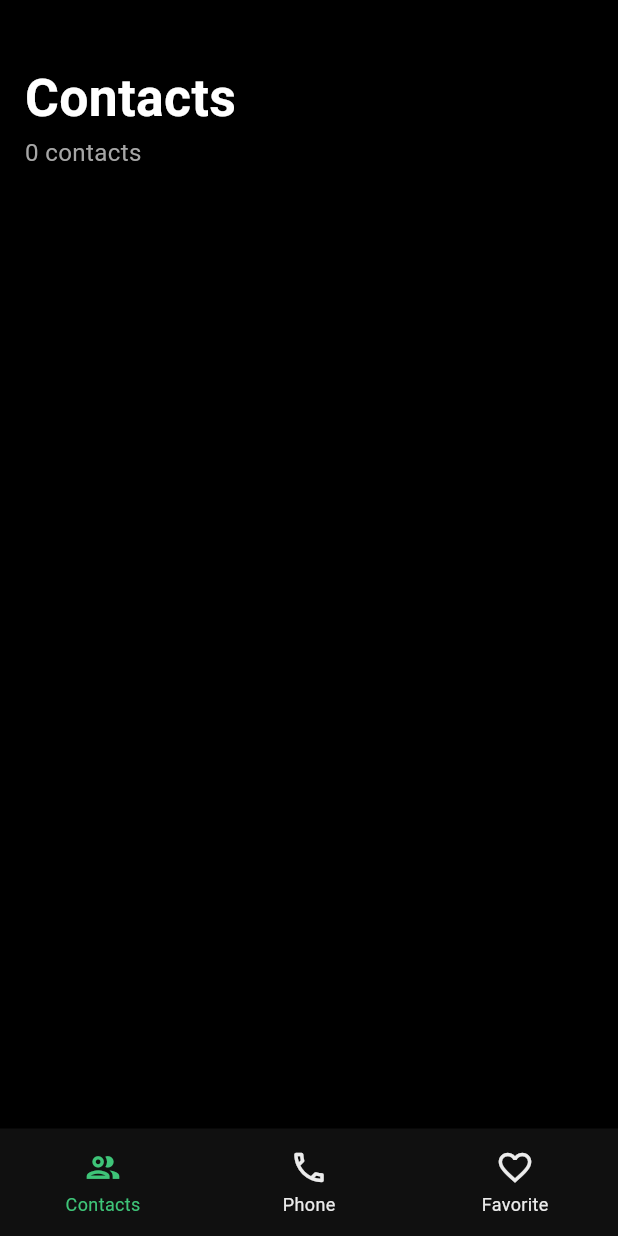
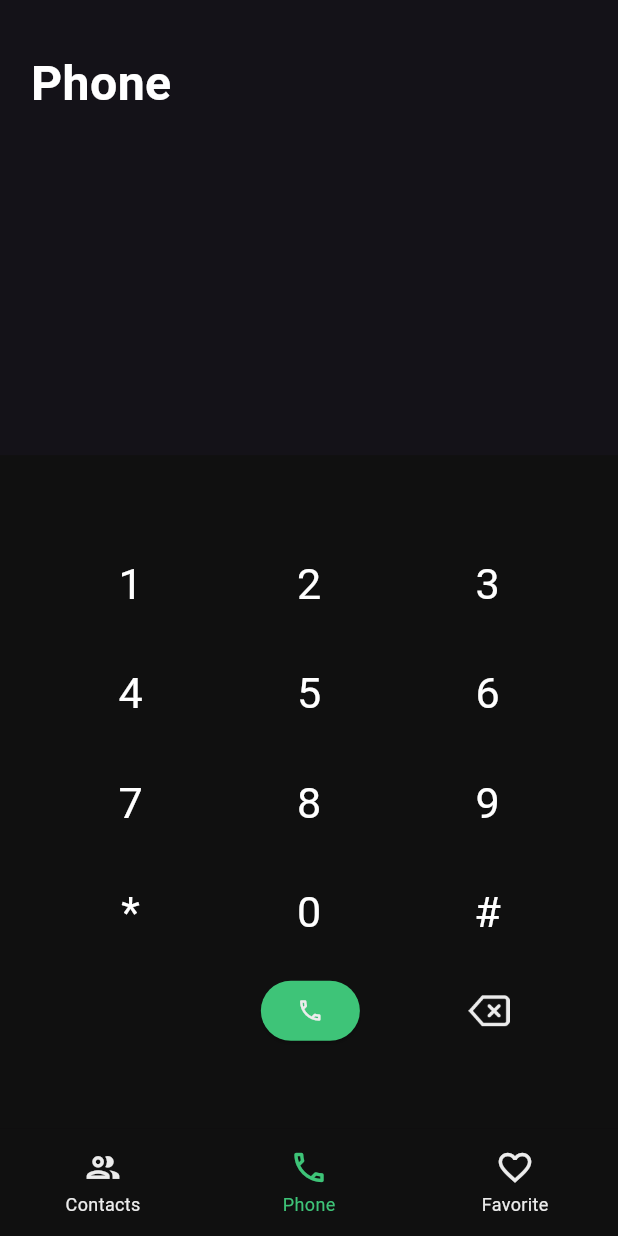
Before and after one commit to AhmedShehatah/phone-x, a Flutter app: the screen it shows after launch, on a phone screen of 412 x 824 dp. Run offline on Flutter 3.47's test engine with Material 2 defaults, Android fonts, the light colour scheme and no system bars; drawn by our look-alikes of persistent_bottom_nav_bar; our stand-ins replace contacts_service, flutter_bloc, flutter_screenutil, get, get_it, get_storage and 3 more.

Commit message:
feat: add phone dial desgin

```diff
--- a/lib/core/constants/app_fonts.dart
+++ b/lib/core/constants/app_fonts.dart
@@ -29,9 +29,9 @@ class AppFontSize {
   static double get fontSize_20 => 20 * _scaleFactor;
 
   static double get fontSize_25 => 25 * _scaleFactor;
-
+  static double get fontSize_28 => 28 * _scaleFactor;
   static double get fontSize_30 => 30 * _scaleFactor;
-
+  static double get fontSize_35 => 35 * _scaleFactor;
   static double get fontSize_40 => 40 * _scaleFactor;
 }
 
--- a/lib/core/constants/app_style.dart
+++ b/lib/core/constants/app_style.dart
@@ -27,7 +27,8 @@ class AppStyle {
       border: Border.all(
           color: DIManager.findDep<AppColorsController>().borderTextFieldColor,
           width: 1.w));
-
+  static BoxDecoration circularShape =
+      const BoxDecoration(shape: BoxShape.circle);
   static BoxDecoration greyShadesDecoration = BoxDecoration(
       borderRadius: const BorderRadius.all(Radius.circular(4)),
       border: Border.all(
--- a/lib/core/constants/dimens.dart
+++ b/lib/core/constants/dimens.dart
@@ -15,7 +15,8 @@ class Dimens {
 
   static double defaultBorderWidth = ScreenHelper.fromWidth55(0.35);
   static double bottomNavBarHeight = 60.h;
-
+  static double iconWidth = 24.w;
+  static double iconHeight = 24.h;
   static double cardBorderRadius = 10.w;
   static double bottomSheetBorderRadius = 15.w;
   static double strokeThikness = 3.w;
--- /dev/null
+++ b/lib/ui/dial/page/dial_page.dart
@@ -0,0 +1,14 @@
+import 'package:flutter/material.dart';
+import 'package:phone_x/ui/dial/widgets/dial_pad.dart';
+
+class DialPage extends StatelessWidget {
+  const DialPage({super.key});
+
+  @override
+  Widget build(BuildContext context) {
+    return const Scaffold(
+      backgroundColor: Colors.black,
+      body: SafeArea(child: DialPadWidget()),
+    );
+  }
+}
--- /dev/null
+++ b/lib/ui/dial/widgets/dial_pad.dart
@@ -0,0 +1,152 @@
+import 'package:flutter/material.dart';
+import 'package:phone_x/core/constants/app_fonts.dart';
+import 'package:phone_x/core/constants/app_style.dart';
+import 'package:phone_x/core/constants/dimens.dart';
+import 'package:phone_x/core/di/di_manager.dart';
+import 'package:phone_x/core/utils/screen_utils/device_utils.dart';
+import 'package:phone_x/core/utils/ui_utils/horizontal_padding.dart';
+import 'package:phone_x/core/utils/ui_utils/vertical_padding.dart';
+
+class DialPadWidget extends StatefulWidget {
+  const DialPadWidget({super.key});
+
+  @override
+  State<DialPadWidget> createState() => _DialPadWidgetState();
+}
+
+class _DialPadWidgetState extends State<DialPadWidget> {
+  var _number = "";
+  @override
+  Widget build(BuildContext context) {
+    return Scaffold(
+      body: Column(
+        crossAxisAlignment: CrossAxisAlignment.start,
+        children: [
+          const VerticalPadding(4),
+          Padding(
+            padding: EdgeInsets.only(
+              left: ScreenHelper.fromWidth(5),
+            ),
+            child: Text(
+              "Phone",
+              style: AppStyle.bigTitleStyle
+                  .copyWith(fontSize: AppFontSize.fontSize_28),
+            ),
+          ),
+          Expanded(
+            flex: 1,
+            child: _buildNumber(),
+          ),
+          Expanded(
+            flex: 2,
+            child: _buildPad(),
+          ),
+        ],
+      ),
+    );
+  }
+
+  Widget _buildNumber() {
+    return Center(
+      child: SingleChildScrollView(
+        scrollDirection: Axis.horizontal,
+        child: Text(
+          _number,
+          style: AppStyle.bigTitleStyle.copyWith(
+            fontSize: AppFontSize.fontSize_35,
+          ),
+        ),
+      ),
+    );
+  }
+
+  Widget _buildPad() {
+    return Container(
+      color: DIManager.findCC().lightBlack,
+      child: Column(
+        crossAxisAlignment: CrossAxisAlignment.end,
+        mainAxisAlignment: MainAxisAlignment.center,
+        children: [
+          _buildNumbersRow("123"),
+          _buildNumbersRow("456"),
+          _buildNumbersRow("789"),
+          _buildNumbersRow("*0#"),
+          _buildDialAndRemoveButtons(),
+        ],
+      ),
+    );
+  }
+
+  Widget _buildNumbersRow(String num) {
+    return Row(
+      mainAxisSize: MainAxisSize.max,
+      mainAxisAlignment: MainAxisAlignment.spaceEvenly,
+      children: [
+        _buildButton(num[0]),
+        _buildButton(num[1]),
+        _buildButton(num[2]),
+      ],
+    );
+  }
+
+  Widget _buildButton(String num) {
+    return TextButton(
+      onPressed: () {
+        setState(() {
+          _number += num;
+        });
+      },
+      child: Padding(
+        padding: const EdgeInsets.all(8.0),
+        child: Text(
+          num,
+          style: AppStyle.whiteTextOnButton
+              .copyWith(fontSize: AppFontSize.fontSize_25),
+        ),
+      ),
+    );
+  }
+
+  Widget _buildDialAndRemoveButtons() {
+    return Row(
+      mainAxisSize: MainAxisSize.max,
+      mainAxisAlignment: MainAxisAlignment.spaceEvenly,
+      children: [
+        const HorizontalPadding(16),
+        ElevatedButton(
+          onPressed: () {},
+          style: ElevatedButton.styleFrom(
+            backgroundColor: DIManager.findCC().primaryColor,
+          ),
+          child: Icon(
+            Icons.phone_outlined,
+            color: DIManager.findCC().white,
+          ),
+        ),
+        InkWell(
+          onTap: () {
+            setState(() {
+              var x = _number.split('');
+              x.removeLast();
+              _number = x.join();
+            });
+          },
+          onLongPress: () {
+            setState(() {
+              _number = "";
+            });
+          },
+          child: Padding(
+            padding: Dimens.cardSmallInternalPadding,
+            child: Image.asset(
+              'assets/cancel.png',
+              width: Dimens.iconWidth,
+              height: Dimens.iconHeight,
+              color: DIManager.findCC().white,
+            ),
+          ),
+        ),
+      ],
+    );
+  }
+}
--- a/lib/ui/parent/page/parent_page.dart
+++ b/lib/ui/parent/page/parent_page.dart
@@ -3,6 +3,7 @@ import 'package:persistent_bottom_nav_bar/persistent_tab_view.dart';
 import 'package:phone_x/core/constants/dimens.dart';
 import 'package:phone_x/core/di/di_manager.dart';
 import 'package:phone_x/ui/contacts/page/contact_page.dart';
+import 'package:phone_x/ui/dial/page/dial_page.dart';
 
 import '../../../core/constants/duration_consts.dart';
 
@@ -16,7 +17,7 @@ class ParentPage extends StatefulWidget {
 
 class _ParentPageState extends State<ParentPage> {
   final PersistentTabController _controller =
-      PersistentTabController(initialIndex: 0);
+      PersistentTabController(initialIndex: 1);
 
   @override
   Widget build(BuildContext context) {
@@ -54,7 +55,7 @@ class _ParentPageState extends State<ParentPage> {
 
   final List<Widget> _screens = [
     const ContactsPage(),
-    const Placeholder(),
+    const DialPage(),
     const Placeholder(),
   ];
   final List<PersistentBottomNavBarItem> _items = [
--- a/pubspec.yaml
+++ b/pubspec.yaml
@@ -42,12 +42,12 @@ dependencies:
   get: ^4.6.5
   intl: ^0.18.1
   logger: ^2.0.1
-  flutter_dialpad: ^1.0.5
   permission_handler: ^10.4.3
   contacts_service: ^0.6.3
   persistent_bottom_nav_bar: ^5.0.2
   grouped_list: ^5.1.2
   lottie: ^2.5.0
+  flutter_neumorphic: ^3.2.0
 
 dev_dependencies:
   flutter_test:
```
Also changed, not shown: assets/cancel.png (added), pubspec.lock.
